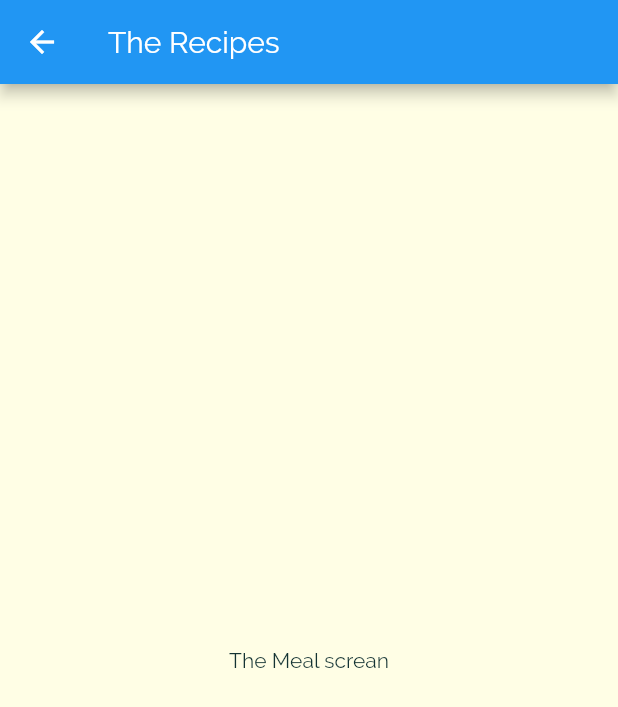
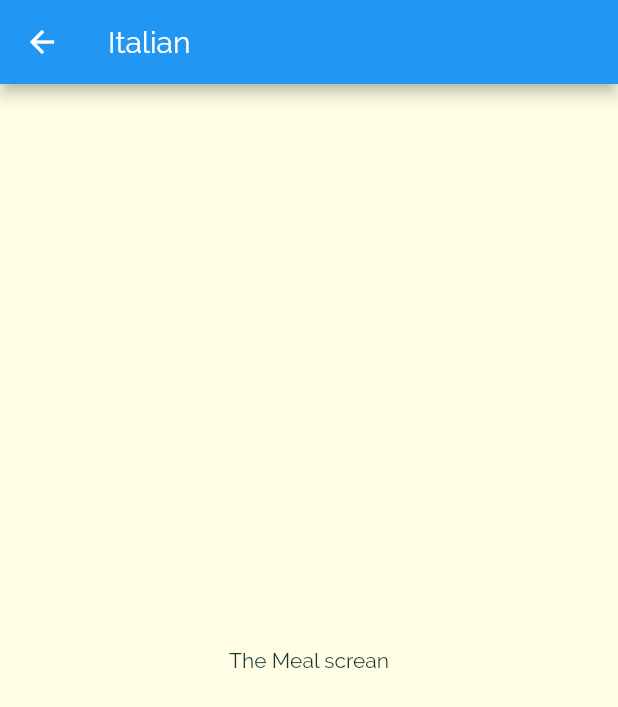
Before and after one commit to mahin1995/meal-app-udemy, a Flutter app: the screen it shows after launch, after a tap on "Italian", on a phone screen of 412 x 824 dp. Shown: the top 707 px of the screen. Run offline on Flutter 3.47's test engine with Material 2 defaults, Android fonts, the light colour scheme and no system bars.

Commit message:
from home pc

```diff
--- a/lib/categories_screen.dart
+++ b/lib/categories_screen.dart
@@ -15,6 +15,7 @@ class CategoriesScreen extends StatelessWidget {
         children: DUMMY_CATEGORIES
             .map(
               (catData) => CategoryItem(
+                catData.id,
                     catData.title,
                     catData.color,
                   ),
--- a/lib/category_item.dart
+++ b/lib/category_item.dart
@@ -4,14 +4,15 @@ import './category_meals_screen.dart';
 
 
 class CategoryItem extends StatelessWidget {
+  final String id;
   final String title;
   final Color color;
 
-  CategoryItem(this.title, this.color);
+  CategoryItem(this.id,this.title, this.color);
  void selectCatgory(BuildContext ctx){
    Navigator.of(ctx).push(
      MaterialPageRoute(builder: (_){
-       return CategoryMealsScreen();
+       return CategoryMealsScreen(id,title);
      })
    );
  }
--- a/lib/category_meals_screen.dart
+++ b/lib/category_meals_screen.dart
@@ -2,12 +2,16 @@ import 'package:flutter/material.dart';
 
 
 class CategoryMealsScreen extends StatelessWidget {
-  const CategoryMealsScreen({ Key? key }) : super(key: key);
+  final String categoryId;
+  final String categoryTitle;
+
+  const CategoryMealsScreen(this.categoryId,this.categoryTitle);
+  /// const CategoryMealsScreen({ Key? key }) : super(key: key);
 
   @override
   Widget build(BuildContext context) {
     return SafeArea(child: Scaffold(
-      appBar: AppBar(title: Text('The Recipes'),),
+      appBar: AppBar(title: Text(categoryTitle),),
       body: Center(
         child:Text("The Meal screan")
       ),
```
Also changed, not shown: lib/catagories_screen.dart (deleted, +0 -26 lines).
